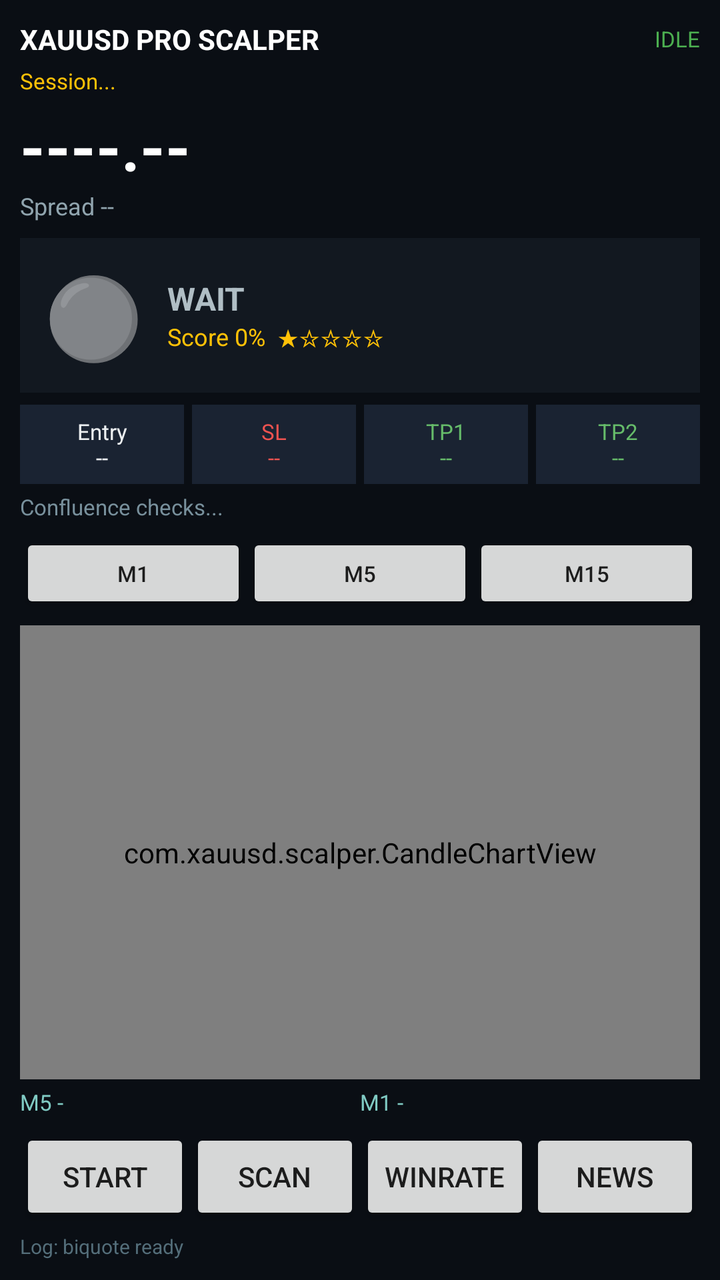
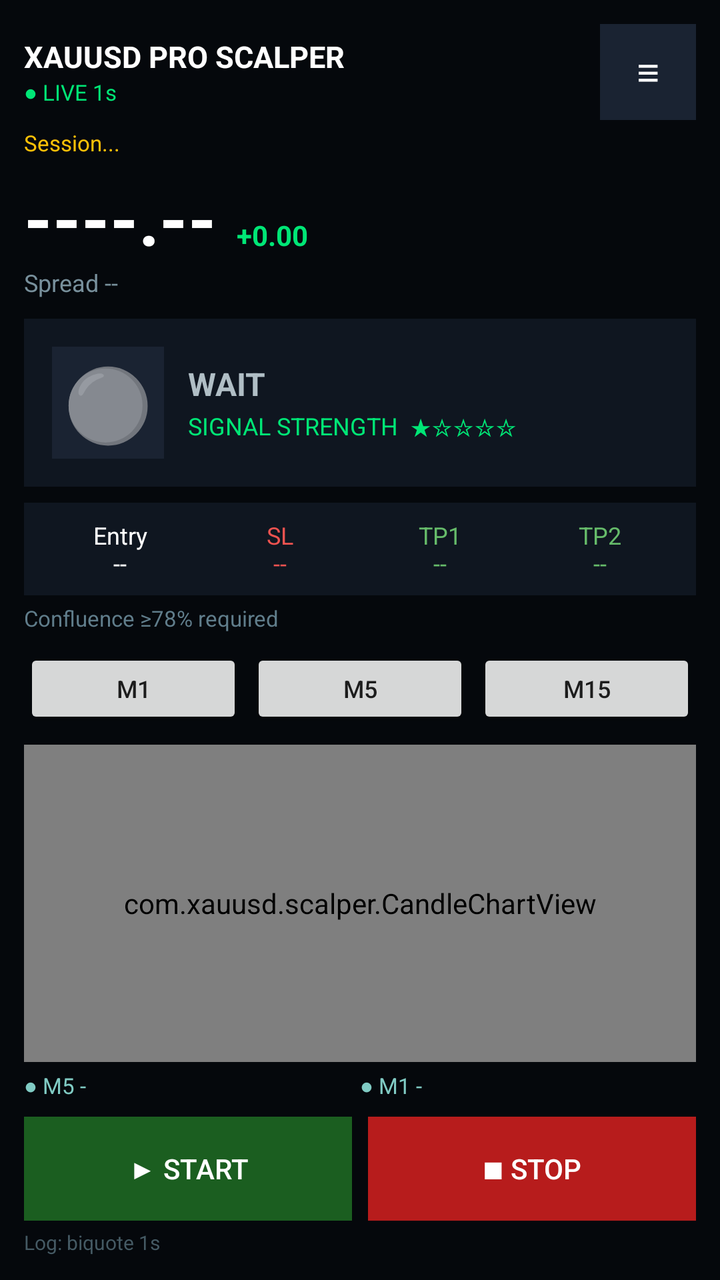

Screens rendered from an Android XML layout before and after an edit, with the pre-edit source and the edit as a unified diff.
<!-- AndroidManifest.xml: application theme Theme.XAUUSDScalper -->
<!-- res/layout/activity_main.xml -->
<?xml version="1.0" encoding="utf-8"?>
<LinearLayout xmlns:android="http://schemas.android.com/apk/res/android"
    android:layout_width="match_parent"
    android:layout_height="match_parent"
    android:orientation="vertical"
    android:background="#0A0E14"
    android:padding="10dp">

    <LinearLayout
        android:layout_width="match_parent"
        android:layout_height="wrap_content"
        android:orientation="horizontal"
        android:gravity="center_vertical">
        <TextView
            android:layout_width="0dp"
            android:layout_height="wrap_content"
            android:layout_weight="1"
            android:text="XAUUSD PRO SCALPER"
            android:textColor="#FFFFFF"
            android:textStyle="bold"
            android:textSize="14sp" />
        <TextView
            android:id="@+id/connection"
            android:layout_width="wrap_content"
            android:layout_height="wrap_content"
            android:text="IDLE"
            android:textColor="#4CAF50"
            android:textSize="11sp" />
    </LinearLayout>

    <TextView
        android:id="@+id/ticker"
        android:layout_width="match_parent"
        android:layout_height="wrap_content"
        android:textColor="#FFC107"
        android:textSize="11sp"
        android:singleLine="true"
        android:ellipsize="marquee"
        android:marqueeRepeatLimit="marquee_forever"
        android:focusable="true"
        android:focusableInTouchMode="true"
        android:scrollHorizontally="true"
        android:layout_marginTop="4dp"
        android:text="Session..." />

    <TextView
        android:id="@+id/price"
        android:layout_width="match_parent"
        android:layout_height="wrap_content"
        android:text="----.--"
        android:textColor="#FFFFFF"
        android:textSize="32sp"
        android:textStyle="bold"
        android:layout_marginTop="4dp" />

    <TextView
        android:id="@+id/spreadLine"
        android:layout_width="match_parent"
        android:layout_height="wrap_content"
        android:text="Spread --"
        android:textColor="#90A4AE"
        android:textSize="12sp" />

    <LinearLayout
        android:layout_width="match_parent"
        android:layout_height="wrap_content"
        android:orientation="horizontal"
        android:background="#121820"
        android:padding="12dp"
        android:layout_marginTop="8dp"
        android:gravity="center_vertical">

        <TextView
            android:id="@+id/lamp"
            android:layout_width="wrap_content"
            android:layout_height="wrap_content"
            android:text="⚪"
            android:textSize="40sp"
            android:layout_marginEnd="12dp" />

        <LinearLayout
            android:layout_width="0dp"
            android:layout_height="wrap_content"
            android:layout_weight="1"
            android:orientation="vertical">
            <TextView
                android:id="@+id/signalState"
                android:layout_width="match_parent"
                android:layout_height="wrap_content"
                android:text="WAIT"
                android:textColor="#B0BEC5"
                android:textSize="16sp"
                android:textStyle="bold" />
            <TextView
                android:id="@+id/confidence"
                android:layout_width="match_parent"
                android:layout_height="wrap_content"
                android:text="Score 0%  ★☆☆☆☆"
                android:textColor="#FFC107"
                android:textSize="12sp" />
        </LinearLayout>
    </LinearLayout>

    <LinearLayout
        android:layout_width="match_parent"
        android:layout_height="wrap_content"
        android:orientation="horizontal"
        android:layout_marginTop="6dp">
        <TextView android:id="@+id/boxEntry" android:layout_width="0dp" android:layout_height="wrap_content" android:layout_weight="1" android:gravity="center" android:text="Entry\n--" android:textColor="#ECEFF1" android:textSize="11sp" android:background="#1A2332" android:padding="6dp" />
        <TextView android:id="@+id/boxSl" android:layout_width="0dp" android:layout_height="wrap_content" android:layout_weight="1" android:gravity="center" android:text="SL\n--" android:textColor="#EF5350" android:textSize="11sp" android:background="#1A2332" android:padding="6dp" android:layout_marginStart="4dp" />
        <TextView android:id="@+id/boxTp1" android:layout_width="0dp" android:layout_height="wrap_content" android:layout_weight="1" android:gravity="center" android:text="TP1\n--" android:textColor="#66BB6A" android:textSize="11sp" android:background="#1A2332" android:padding="6dp" android:layout_marginStart="4dp" />
        <TextView android:id="@+id/boxTp2" android:layout_width="0dp" android:layout_height="wrap_content" android:layout_weight="1" android:gravity="center" android:text="TP2\n--" android:textColor="#66BB6A" android:textSize="11sp" android:background="#1A2332" android:padding="6dp" android:layout_marginStart="4dp" />
    </LinearLayout>

    <TextView
        android:id="@+id/signalDetail"
        android:layout_width="match_parent"
        android:layout_height="wrap_content"
        android:textColor="#78909C"
        android:textSize="11sp"
        android:layout_marginTop="4dp"
        android:text="Confluence checks..." />

    <LinearLayout
        android:layout_width="match_parent"
        android:layout_height="wrap_content"
        android:orientation="horizontal"
        android:layout_marginTop="6dp">
        <Button android:id="@+id/tfM1" android:layout_width="0dp" android:layout_height="40dp" android:layout_weight="1" android:text="M1" android:textSize="11sp" />
        <Button android:id="@+id/tfM5" android:layout_width="0dp" android:layout_height="40dp" android:layout_weight="1" android:text="M5" android:textSize="11sp" />
        <Button android:id="@+id/tfM15" android:layout_width="0dp" android:layout_height="40dp" android:layout_weight="1" android:text="M15" android:textSize="11sp" />
    </LinearLayout>

    <com.xauusd.scalper.CandleChartView
        android:id="@+id/chart"
        android:layout_width="match_parent"
        android:layout_height="0dp"
        android:layout_weight="1"
        android:layout_marginTop="6dp" />

    <LinearLayout
        android:layout_width="match_parent"
        android:layout_height="wrap_content"
        android:orientation="horizontal"
        android:layout_marginTop="4dp">
        <TextView android:id="@+id/m5Bias" android:layout_width="0dp" android:layout_height="wrap_content" android:layout_weight="1" android:text="M5 -" android:textColor="#80CBC4" android:textSize="11sp" />
        <TextView android:id="@+id/m1State" android:layout_width="0dp" android:layout_height="wrap_content" android:layout_weight="1" android:text="M1 -" android:textColor="#80CBC4" android:textSize="11sp" />
    </LinearLayout>

    <LinearLayout
        android:layout_width="match_parent"
        android:layout_height="wrap_content"
        android:orientation="horizontal"
        android:layout_marginTop="6dp">
        <Button android:id="@+id/btnStart" android:layout_width="0dp" android:layout_height="48dp" android:layout_weight="1" android:text="START" />
        <Button android:id="@+id/btnRefresh" android:layout_width="0dp" android:layout_height="48dp" android:layout_weight="1" android:text="SCAN" />
        <Button android:id="@+id/btnResults" android:layout_width="0dp" android:layout_height="48dp" android:layout_weight="1" android:text="WINRATE" />
        <Button android:id="@+id/btnFund" android:layout_width="0dp" android:layout_height="48dp" android:layout_weight="1" android:text="NEWS" />
    </LinearLayout>

    <TextView
        android:id="@+id/log"
        android:layout_width="match_parent"
        android:layout_height="wrap_content"
        android:textColor="#546E7A"
        android:textSize="10sp"
        android:layout_marginTop="4dp"
        android:text="Log: biquote ready" />
</LinearLayout>
<!-- resources referenced by this layout -->
<resources>
  <style name="Theme.XAUUSDScalper" parent="Theme.MaterialComponents.DayNight.NoActionBar">
          <item name="colorPrimary">#1B5E20</item>
          <item name="colorPrimaryVariant">#0D1B12</item>
          <item name="colorOnPrimary">#FFFFFF</item>
          <item name="android:statusBarColor">#0D1015</item>
          <item name="android:navigationBarColor">#0D1015</item>
          <item name="android:windowBackground">#0D1015</item>
      </style>
</resources>

<!-- the commit's change to res/layout/activity_main.xml (unified diff, before → after) -->
@@ -3,29 +3,45 @@
     android:layout_width="match_parent"
     android:layout_height="match_parent"
     android:orientation="vertical"
-    android:background="#0A0E14"
-    android:padding="10dp">
-
+    android:background="#05080C"
+    android:padding="12dp">
+
+    
     <LinearLayout
         android:layout_width="match_parent"
         android:layout_height="wrap_content"
         android:orientation="horizontal"
         android:gravity="center_vertical">
-        <TextView
-            android:layout_width="0dp"
-            android:layout_height="wrap_content"
-            android:layout_weight="1"
-            android:text="XAUUSD PRO SCALPER"
-            android:textColor="#FFFFFF"
-            android:textStyle="bold"
-            android:textSize="14sp" />
-        <TextView
-            android:id="@+id/connection"
-            android:layout_width="wrap_content"
-            android:layout_height="wrap_content"
-            android:text="IDLE"
-            android:textColor="#4CAF50"
-            android:textSize="11sp" />
+
+        <LinearLayout
+            android:layout_width="0dp"
+            android:layout_height="wrap_content"
+            android:layout_weight="1"
+            android:orientation="vertical">
+            <TextView
+                android:layout_width="wrap_content"
+                android:layout_height="wrap_content"
+                android:text="XAUUSD PRO SCALPER"
+                android:textColor="#FFFFFF"
+                android:textStyle="bold"
+                android:textSize="15sp" />
+            <TextView
+                android:id="@+id/connection"
+                android:layout_width="wrap_content"
+                android:layout_height="wrap_content"
+                android:text="● LIVE 1s"
+                android:textColor="#00E676"
+                android:textSize="11sp" />
+        </LinearLayout>
+
+        <Button
+            android:id="@+id/btnMenu"
+            android:layout_width="48dp"
+            android:layout_height="48dp"
+            android:text="≡"
+            android:textSize="20sp"
+            android:textColor="#FFFFFF"
+            android:background="#1A2332" />
     </LinearLayout>
 
     <TextView
@@ -43,46 +59,65 @@
         android:layout_marginTop="4dp"
         android:text="Session..." />
 
-    <TextView
-        android:id="@+id/price"
-        android:layout_width="match_parent"
-        android:layout_height="wrap_content"
-        android:text="----.--"
-        android:textColor="#FFFFFF"
-        android:textSize="32sp"
-        android:textStyle="bold"
-        android:layout_marginTop="4dp" />
+    
+    <LinearLayout
+        android:layout_width="match_parent"
+        android:layout_height="wrap_content"
+        android:orientation="horizontal"
+        android:gravity="bottom"
+        android:layout_marginTop="6dp">
+        <TextView
+            android:id="@+id/price"
+            android:layout_width="wrap_content"
+            android:layout_height="wrap_content"
+            android:text="----.--"
+            android:textColor="#FFFFFF"
+            android:textSize="36sp"
+            android:textStyle="bold" />
+        <TextView
+            android:id="@+id/priceChange"
+            android:layout_width="wrap_content"
+            android:layout_height="wrap_content"
+            android:layout_marginStart="10dp"
+            android:text="+0.00"
+            android:textColor="#00E676"
+            android:textSize="14sp"
+            android:textStyle="bold" />
+    </LinearLayout>
 
     <TextView
         android:id="@+id/spreadLine"
         android:layout_width="match_parent"
         android:layout_height="wrap_content"
         android:text="Spread --"
-        android:textColor="#90A4AE"
+        android:textColor="#78909C"
         android:textSize="12sp" />
 
-    <LinearLayout
-        android:layout_width="match_parent"
-        android:layout_height="wrap_content"
-        android:orientation="horizontal"
-        android:background="#121820"
-        android:padding="12dp"
-        android:layout_marginTop="8dp"
+    
+    <LinearLayout
+        android:layout_width="match_parent"
+        android:layout_height="wrap_content"
+        android:orientation="horizontal"
+        android:background="#0F1620"
+        android:padding="14dp"
+        android:layout_marginTop="10dp"
         android:gravity="center_vertical">
 
         <TextView
             android:id="@+id/lamp"
-            android:layout_width="wrap_content"
-            android:layout_height="wrap_content"
+            android:layout_width="56dp"
+            android:layout_height="56dp"
+            android:gravity="center"
             android:text="⚪"
-            android:textSize="40sp"
-            android:layout_marginEnd="12dp" />
+            android:textSize="36sp"
+            android:background="#1A2332" />
 
         <LinearLayout
             android:layout_width="0dp"
             android:layout_height="wrap_content"
             android:layout_weight="1"
-            android:orientation="vertical">
+            android:orientation="vertical"
+            android:layout_marginStart="12dp">
             <TextView
                 android:id="@+id/signalState"
                 android:layout_width="match_parent"
@@ -95,40 +130,45 @@
                 android:id="@+id/confidence"
                 android:layout_width="match_parent"
                 android:layout_height="wrap_content"
-                android:text="Score 0%  ★☆☆☆☆"
-                android:textColor="#FFC107"
-                android:textSize="12sp" />
+                android:text="SIGNAL STRENGTH  ★☆☆☆☆"
+                android:textColor="#00E676"
+                android:textSize="12sp"
+                android:layout_marginTop="2dp" />
         </LinearLayout>
     </LinearLayout>
 
-    <LinearLayout
-        android:layout_width="match_parent"
-        android:layout_height="wrap_content"
-        android:orientation="horizontal"
-        android:layout_marginTop="6dp">
-        <TextView android:id="@+id/boxEntry" android:layout_width="0dp" android:layout_height="wrap_content" android:layout_weight="1" android:gravity="center" android:text="Entry\n--" android:textColor="#ECEFF1" android:textSize="11sp" android:background="#1A2332" android:padding="6dp" />
-        <TextView android:id="@+id/boxSl" android:layout_width="0dp" android:layout_height="wrap_content" android:layout_weight="1" android:gravity="center" android:text="SL\n--" android:textColor="#EF5350" android:textSize="11sp" android:background="#1A2332" android:padding="6dp" android:layout_marginStart="4dp" />
-        <TextView android:id="@+id/boxTp1" android:layout_width="0dp" android:layout_height="wrap_content" android:layout_weight="1" android:gravity="center" android:text="TP1\n--" android:textColor="#66BB6A" android:textSize="11sp" android:background="#1A2332" android:padding="6dp" android:layout_marginStart="4dp" />
-        <TextView android:id="@+id/boxTp2" android:layout_width="0dp" android:layout_height="wrap_content" android:layout_weight="1" android:gravity="center" android:text="TP2\n--" android:textColor="#66BB6A" android:textSize="11sp" android:background="#1A2332" android:padding="6dp" android:layout_marginStart="4dp" />
+    
+    <LinearLayout
+        android:layout_width="match_parent"
+        android:layout_height="wrap_content"
+        android:orientation="horizontal"
+        android:layout_marginTop="8dp"
+        android:background="#0F1620"
+        android:padding="8dp">
+        <TextView android:id="@+id/boxEntry" android:layout_width="0dp" android:layout_height="wrap_content" android:layout_weight="1" android:gravity="center" android:text="Entry\n--" android:textColor="#FFFFFF" android:textSize="12sp" />
+        <TextView android:id="@+id/boxSl" android:layout_width="0dp" android:layout_height="wrap_content" android:layout_weight="1" android:gravity="center" android:text="SL\n--" android:textColor="#EF5350" android:textSize="12sp" />
+        <TextView android:id="@+id/boxTp1" android:layout_width="0dp" android:layout_height="wrap_content" android:layout_weight="1" android:gravity="center" android:text="TP1\n--" android:textColor="#66BB6A" android:textSize="12sp" />
+        <TextView android:id="@+id/boxTp2" android:layout_width="0dp" android:layout_height="wrap_content" android:layout_weight="1" android:gravity="center" android:text="TP2\n--" android:textColor="#66BB6A" android:textSize="12sp" />
     </LinearLayout>
 
     <TextView
         android:id="@+id/signalDetail"
         android:layout_width="match_parent"
         android:layout_height="wrap_content"
-        android:textColor="#78909C"
+        android:textColor="#607D8B"
         android:textSize="11sp"
         android:layout_marginTop="4dp"
-        android:text="Confluence checks..." />
-
-    <LinearLayout
-        android:layout_width="match_parent"
-        android:layout_height="wrap_content"
-        android:orientation="horizontal"
-        android:layout_marginTop="6dp">
-        <Button android:id="@+id/tfM1" android:layout_width="0dp" android:layout_height="40dp" android:layout_weight="1" android:text="M1" android:textSize="11sp" />
-        <Button android:id="@+id/tfM5" android:layout_width="0dp" android:layout_height="40dp" android:layout_weight="1" android:text="M5" android:textSize="11sp" />
-        <Button android:id="@+id/tfM15" android:layout_width="0dp" android:layout_height="40dp" android:layout_weight="1" android:text="M15" android:textSize="11sp" />
+        android:text="Confluence ≥78% required" />
+
+    
+    <LinearLayout
+        android:layout_width="match_parent"
+        android:layout_height="wrap_content"
+        android:orientation="horizontal"
+        android:layout_marginTop="8dp">
+        <Button android:id="@+id/tfM1" android:layout_width="0dp" android:layout_height="40dp" android:layout_weight="1" android:text="M1" android:textSize="12sp" />
+        <Button android:id="@+id/tfM5" android:layout_width="0dp" android:layout_height="40dp" android:layout_weight="1" android:text="M5" android:textSize="12sp" android:layout_marginStart="4dp" />
+        <Button android:id="@+id/tfM15" android:layout_width="0dp" android:layout_height="40dp" android:layout_weight="1" android:text="M15" android:textSize="12sp" android:layout_marginStart="4dp" />
     </LinearLayout>
 
     <com.xauusd.scalper.CandleChartView
@@ -136,34 +176,47 @@
         android:layout_width="match_parent"
         android:layout_height="0dp"
         android:layout_weight="1"
-        android:layout_marginTop="6dp" />
+        android:layout_marginTop="8dp" />
 
     <LinearLayout
         android:layout_width="match_parent"
         android:layout_height="wrap_content"
         android:orientation="horizontal"
         android:layout_marginTop="4dp">
-        <TextView android:id="@+id/m5Bias" android:layout_width="0dp" android:layout_height="wrap_content" android:layout_weight="1" android:text="M5 -" android:textColor="#80CBC4" android:textSize="11sp" />
-        <TextView android:id="@+id/m1State" android:layout_width="0dp" android:layout_height="wrap_content" android:layout_weight="1" android:text="M1 -" android:textColor="#80CBC4" android:textSize="11sp" />
-    </LinearLayout>
-
-    <LinearLayout
-        android:layout_width="match_parent"
-        android:layout_height="wrap_content"
-        android:orientation="horizontal"
-        android:layout_marginTop="6dp">
-        <Button android:id="@+id/btnStart" android:layout_width="0dp" android:layout_height="48dp" android:layout_weight="1" android:text="START" />
-        <Button android:id="@+id/btnRefresh" android:layout_width="0dp" android:layout_height="48dp" android:layout_weight="1" android:text="SCAN" />
-        <Button android:id="@+id/btnResults" android:layout_width="0dp" android:layout_height="48dp" android:layout_weight="1" android:text="WINRATE" />
-        <Button android:id="@+id/btnFund" android:layout_width="0dp" android:layout_height="48dp" android:layout_weight="1" android:text="NEWS" />
+        <TextView android:id="@+id/m5Bias" android:layout_width="0dp" android:layout_height="wrap_content" android:layout_weight="1" android:text="● M5 -" android:textColor="#80CBC4" android:textSize="11sp" />
+        <TextView android:id="@+id/m1State" android:layout_width="0dp" android:layout_height="wrap_content" android:layout_weight="1" android:text="● M1 -" android:textColor="#80CBC4" android:textSize="11sp" />
+    </LinearLayout>
+
+    <LinearLayout
+        android:layout_width="match_parent"
+        android:layout_height="wrap_content"
+        android:orientation="horizontal"
+        android:layout_marginTop="8dp">
+        <Button
+            android:id="@+id/btnStart"
+            android:layout_width="0dp"
+            android:layout_height="52dp"
+            android:layout_weight="1"
+            android:text="▶ START"
+            android:textColor="#FFFFFF"
+            android:background="#1B5E20" />
+        <Button
+            android:id="@+id/btnStop"
+            android:layout_width="0dp"
+            android:layout_height="52dp"
+            android:layout_weight="1"
+            android:text="■ STOP"
+            android:textColor="#FFFFFF"
+            android:background="#B71C1C"
+            android:layout_marginStart="8dp" />
     </LinearLayout>
 
     <TextView
         android:id="@+id/log"
         android:layout_width="match_parent"
         android:layout_height="wrap_content"
-        android:textColor="#546E7A"
+        android:textColor="#455A64"
         android:textSize="10sp"
         android:layout_marginTop="4dp"
-        android:text="Log: biquote ready" />
+        android:text="Log: biquote 1s" />
 </LinearLayout>
